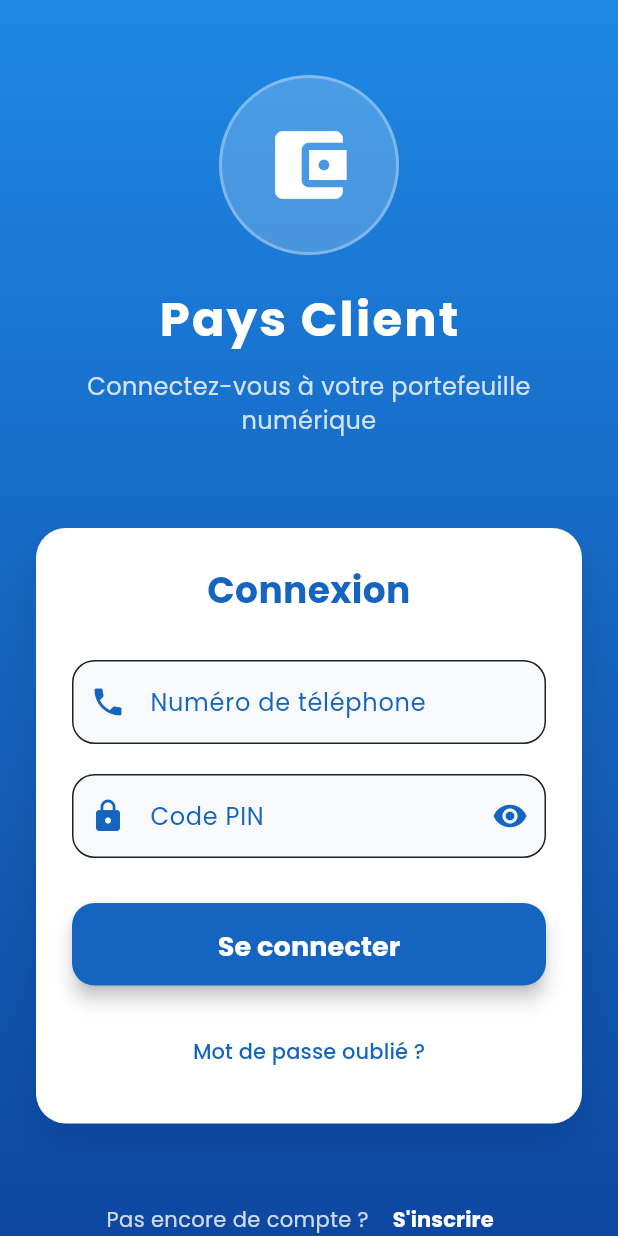
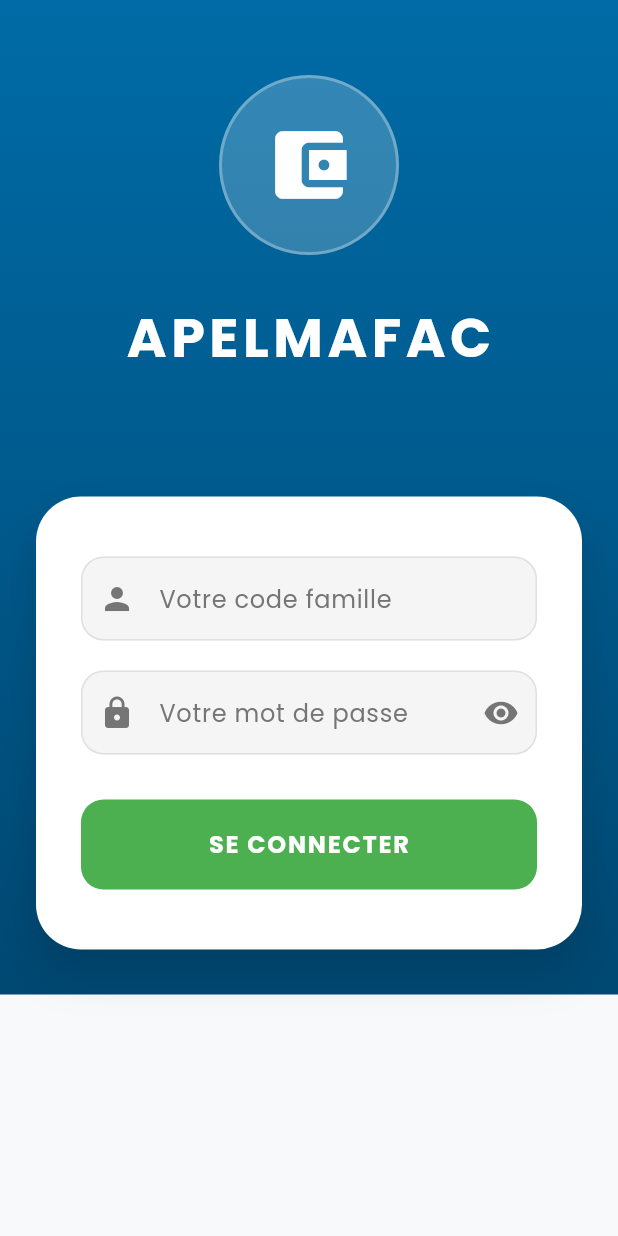
Before and after one commit to yab21/digitapps_pays_client, a Flutter app: the screen it shows after launch, on a phone screen of 412 x 824 dp. Run offline on Flutter 3.47's test engine with Material 3 defaults, Android fonts, the phone set to English and light mode, and no system bars; our stand-ins replace google_fonts, shared_preferences.

Commit message:
Update login screen to match APELMAFAC design
- Changed app name from "Pays Client" to "APELMAFAC"
- Updated login fields to "code famille" and "mot de passe"
- Applied APELMAFAC blue color scheme (#006BA6)
- Updated splash screen with APELMAFAC branding
- Simplified login UI to match the reference design
- Changed button color to green (#4CAF50) with uppercase text
- Removed unnecessary signup links for cleaner interface
- Flutter project properly recreated with official structure

🤖 Generated with [Claude Code](https://claude.ai/code)

Co-Authored-By: Claude <noreply@anthropic.com>

```diff
--- a/lib/screens/login_screen.dart
+++ b/lib/screens/login_screen.dart
@@ -13,8 +13,8 @@ class LoginScreen extends StatefulWidget {
 
 class _LoginScreenState extends State<LoginScreen> with TickerProviderStateMixin {
   final _formKey = GlobalKey<FormState>();
-  final _phoneController = TextEditingController();
-  final _pinController = TextEditingController();
+  final _familyCodeController = TextEditingController();
+  final _passwordController = TextEditingController();
   bool _isObscured = true;
   bool _isLoading = false;
 
@@ -59,8 +59,8 @@ class _LoginScreenState extends State<LoginScreen> with TickerProviderStateMixin
 
   @override
   void dispose() {
-    _phoneController.dispose();
-    _pinController.dispose();
+    _familyCodeController.dispose();
+    _passwordController.dispose();
     _slideController.dispose();
     _fadeController.dispose();
     super.dispose();
@@ -115,9 +115,9 @@ class _LoginScreenState extends State<LoginScreen> with TickerProviderStateMixin
             begin: Alignment.topCenter,
             end: Alignment.bottomCenter,
             colors: [
-              Color(0xFF1E88E5), // Bleu principal
-              Color(0xFF1565C0), // Bleu plus foncé
-              Color(0xFF0D47A1), // Bleu très foncé
+              Color(0xFF006BA6), // Bleu APELMAFAC
+              Color(0xFF005A8D),
+              Color(0xFF004872),
             ],
           ),
         ),
@@ -150,44 +150,35 @@ class _LoginScreenState extends State<LoginScreen> with TickerProviderStateMixin
                           color: Colors.white,
                         ),
                       ),
-                      const SizedBox(height: 20),
+                      const SizedBox(height: 30),
                       const Text(
-                        'Pays Client',
+                        'APELMAFAC',
                         style: TextStyle(
                           color: Colors.white,
-                          fontSize: 32,
+                          fontSize: 36,
                           fontWeight: FontWeight.bold,
-                          letterSpacing: 1.5,
+                          letterSpacing: 3,
                         ),
-                      ),
-                      const SizedBox(height: 10),
-                      Text(
-                        'Connectez-vous à votre portefeuille numérique',
-                        style: TextStyle(
-                          color: Colors.white.withValues(alpha: 0.8),
-                          fontSize: 16,
-                        ),
-                        textAlign: TextAlign.center,
                       ),
                     ],
                   ),
                 ),
 
-                const SizedBox(height: 60),
+                const SizedBox(height: 80),
 
                 // Formulaire de connexion
                 SlideTransition(
                   position: _slideAnimation,
                   child: Container(
-                    padding: const EdgeInsets.all(24),
+                    padding: const EdgeInsets.symmetric(horizontal: 30, vertical: 40),
                     decoration: BoxDecoration(
                       color: Colors.white,
-                      borderRadius: BorderRadius.circular(20),
+                      borderRadius: BorderRadius.circular(30),
                       boxShadow: [
                         BoxShadow(
-                          color: Colors.black.withValues(alpha: 0.1),
-                          blurRadius: 20,
-                          offset: const Offset(0, 10),
+                          color: Colors.black.withValues(alpha: 0.15),
+                          blurRadius: 25,
+                          offset: const Offset(0, 15),
                         ),
                       ],
                     ),
@@ -196,47 +187,42 @@ class _LoginScreenState extends State<LoginScreen> with TickerProviderStateMixin
                       child: Column(
                         crossAxisAlignment: CrossAxisAlignment.stretch,
                         children: [
-                          const Text(
-                            'Connexion',
-                            style: TextStyle(
-                              fontSize: 24,
-                              fontWeight: FontWeight.bold,
-                              color: Color(0xFF1565C0),
-                            ),
-                            textAlign: TextAlign.center,
-                          ),
-
-                          const SizedBox(height: 30),
-
-                          // Champ téléphone
+                          // Champ code famille
                           TextFormField(
-                            controller: _phoneController,
-                            keyboardType: TextInputType.phone,
-                            inputFormatters: [
-                              FilteringTextInputFormatter.digitsOnly,
-                              LengthLimitingTextInputFormatter(10),
-                            ],
+                            controller: _familyCodeController,
                             decoration: InputDecoration(
-                              labelText: 'Numéro de téléphone',
-                              prefixIcon: const Icon(Icons.phone, color: Color(0xFF1565C0)),
-                              prefixText: '+225 ',
+                              hintText: 'Votre code famille',
+                              hintStyle: TextStyle(
+                                color: Colors.grey[600],
+                                fontSize: 16,
+                              ),
+                              prefixIcon: Container(
+                                padding: const EdgeInsets.all(12),
+                                child: Icon(
+                                  Icons.person,
+                                  color: Colors.grey[600],
+                                  size: 24,
+                                ),
+                              ),
                               border: OutlineInputBorder(
                                 borderRadius: BorderRadius.circular(15),
-                                borderSide: const BorderSide(color: Color(0xFF1565C0)),
+                                borderSide: BorderSide(color: Colors.grey[300]!),
+                              ),
+                              enabledBorder: OutlineInputBorder(
+                                borderRadius: BorderRadius.circular(15),
+                                borderSide: BorderSide(color: Colors.grey[300]!),
                               ),
                               focusedBorder: OutlineInputBorder(
                                 borderRadius: BorderRadius.circular(15),
-                                borderSide: const BorderSide(color: Color(0xFF1565C0), width: 2),
+                                borderSide: const BorderSide(color: Color(0xFF006BA6), width: 2),
                               ),
                               filled: true,
-                              fillColor: const Color(0xFFF8F9FA),
+                              fillColor: Colors.grey[100],
+                              contentPadding: const EdgeInsets.symmetric(horizontal: 20, vertical: 16),
                             ),
                             validator: (value) {
                               if (value == null || value.isEmpty) {
-                                return 'Veuillez entrer votre numéro';
-                              }
-                              if (value.length < 10) {
-                                return 'Numéro invalide';
+                                return 'Veuillez entrer votre code famille';
                               }
                               return null;
                             },
@@ -244,42 +230,50 @@ class _LoginScreenState extends State<LoginScreen> with TickerProviderStateMixin
 
                           const SizedBox(height: 20),
 
-                          // Champ PIN
+                          // Champ mot de passe
                           TextFormField(
-                            controller: _pinController,
+                            controller: _passwordController,
                             obscureText: _isObscured,
-                            keyboardType: TextInputType.number,
-                            inputFormatters: [
-                              FilteringTextInputFormatter.digitsOnly,
-                              LengthLimitingTextInputFormatter(4),
-                            ],
                             decoration: InputDecoration(
-                              labelText: 'Code PIN',
-                              prefixIcon: const Icon(Icons.lock, color: Color(0xFF1565C0)),
+                              hintText: 'Votre mot de passe',
+                              hintStyle: TextStyle(
+                                color: Colors.grey[600],
+                                fontSize: 16,
+                              ),
+                              prefixIcon: Container(
+                                padding: const EdgeInsets.all(12),
+                                child: Icon(
+                                  Icons.lock,
+                                  color: Colors.grey[600],
+                                  size: 24,
+                                ),
+                              ),
                               suffixIcon: IconButton(
                                 icon: Icon(
                                   _isObscured ? Icons.visibility : Icons.visibility_off,
-                                  color: const Color(0xFF1565C0),
+                                  color: Colors.grey[600],
                                 ),
                                 onPressed: () => setState(() => _isObscured = !_isObscured),
                               ),
                               border: OutlineInputBorder(
                                 borderRadius: BorderRadius.circular(15),
-                                borderSide: const BorderSide(color: Color(0xFF1565C0)),
+                                borderSide: BorderSide(color: Colors.grey[300]!),
+                              ),
+                              enabledBorder: OutlineInputBorder(
+                                borderRadius: BorderRadius.circular(15),
+                                borderSide: BorderSide(color: Colors.grey[300]!),
                               ),
                               focusedBorder: OutlineInputBorder(
                                 borderRadius: BorderRadius.circular(15),
-                                borderSide: const BorderSide(color: Color(0xFF1565C0), width: 2),
+                                borderSide: const BorderSide(color: Color(0xFF006BA6), width: 2),
                               ),
                               filled: true,
-                              fillColor: const Color(0xFFF8F9FA),
+                              fillColor: Colors.grey[100],
+                              contentPadding: const EdgeInsets.symmetric(horizontal: 20, vertical: 16),
                             ),
                             validator: (value) {
                               if (value == null || value.isEmpty) {
-                                return 'Veuillez entrer votre PIN';
-                              }
-                              if (value.length < 4) {
-                                return 'PIN invalide';
+                                return 'Veuillez entrer votre mot de passe';
                               }
                               return null;
                             },
@@ -289,16 +283,16 @@ class _LoginScreenState extends State<LoginScreen> with TickerProviderStateMixin
 
                           // Bouton de connexion
                           SizedBox(
-                            height: 55,
+                            height: 60,
                             child: ElevatedButton(
                               onPressed: _isLoading ? null : _handleLogin,
                               style: ElevatedButton.styleFrom(
-                                backgroundColor: const Color(0xFF1565C0),
+                                backgroundColor: const Color(0xFF4CAF50),
                                 foregroundColor: Colors.white,
                                 shape: RoundedRectangleBorder(
                                   borderRadius: BorderRadius.circular(15),
                                 ),
-                                elevation: 5,
+                                elevation: 0,
                               ),
                               child: _isLoading
                                   ? const SizedBox(
@@ -310,73 +304,19 @@ class _LoginScreenState extends State<LoginScreen> with TickerProviderStateMixin
                                       ),
                                     )
                                   : const Text(
-                                      'Se connecter',
+                                      'SE CONNECTER',
                                       style: TextStyle(
-                                        fontSize: 18,
+                                        fontSize: 16,
                                         fontWeight: FontWeight.bold,
+                                        letterSpacing: 1.2,
                                       ),
                                     ),
                             ),
                           ),
 
-                          const SizedBox(height: 20),
-
-                          // Lien mot de passe oublié
-                          TextButton(
-                            onPressed: () {
-                              ScaffoldMessenger.of(context).showSnackBar(
-                                const SnackBar(
-                                  content: Text('Fonctionnalité bientôt disponible'),
-                                  behavior: SnackBarBehavior.floating,
-                                ),
-                              );
-                            },
-                            child: const Text(
-                              'Mot de passe oublié ?',
-                              style: TextStyle(
-                                color: Color(0xFF1565C0),
-                                fontWeight: FontWeight.w500,
-                              ),
-                            ),
-                          ),
                         ],
                       ),
                     ),
-                  ),
-                ),
-
-                const SizedBox(height: 40),
-
-                // Inscription
-                FadeTransition(
-                  opacity: _fadeAnimation,
-                  child: Row(
-                    mainAxisAlignment: MainAxisAlignment.center,
-                    children: [
-                      Text(
-                        'Pas encore de compte ? ',
-                        style: TextStyle(
-                          color: Colors.white.withValues(alpha: 0.8),
-                        ),
-                      ),
-                      TextButton(
-                        onPressed: () {
-                          ScaffoldMessenger.of(context).showSnackBar(
-                            const SnackBar(
-                              content: Text('Fonctionnalité bientôt disponible'),
-                              behavior: SnackBarBehavior.floating,
-                            ),
-                          );
-                        },
-                        child: const Text(
-                          'S\'inscrire',
-                          style: TextStyle(
-                            color: Colors.white,
-                            fontWeight: FontWeight.bold,
-                          ),
-                        ),
-                      ),
-                    ],
                   ),
                 ),
 
```
Also changed, not shown: lib/screens/splash_screen.dart (+7 -15 lines), login.jpeg (deleted), page_principale.jpeg (deleted), 128 other files.
